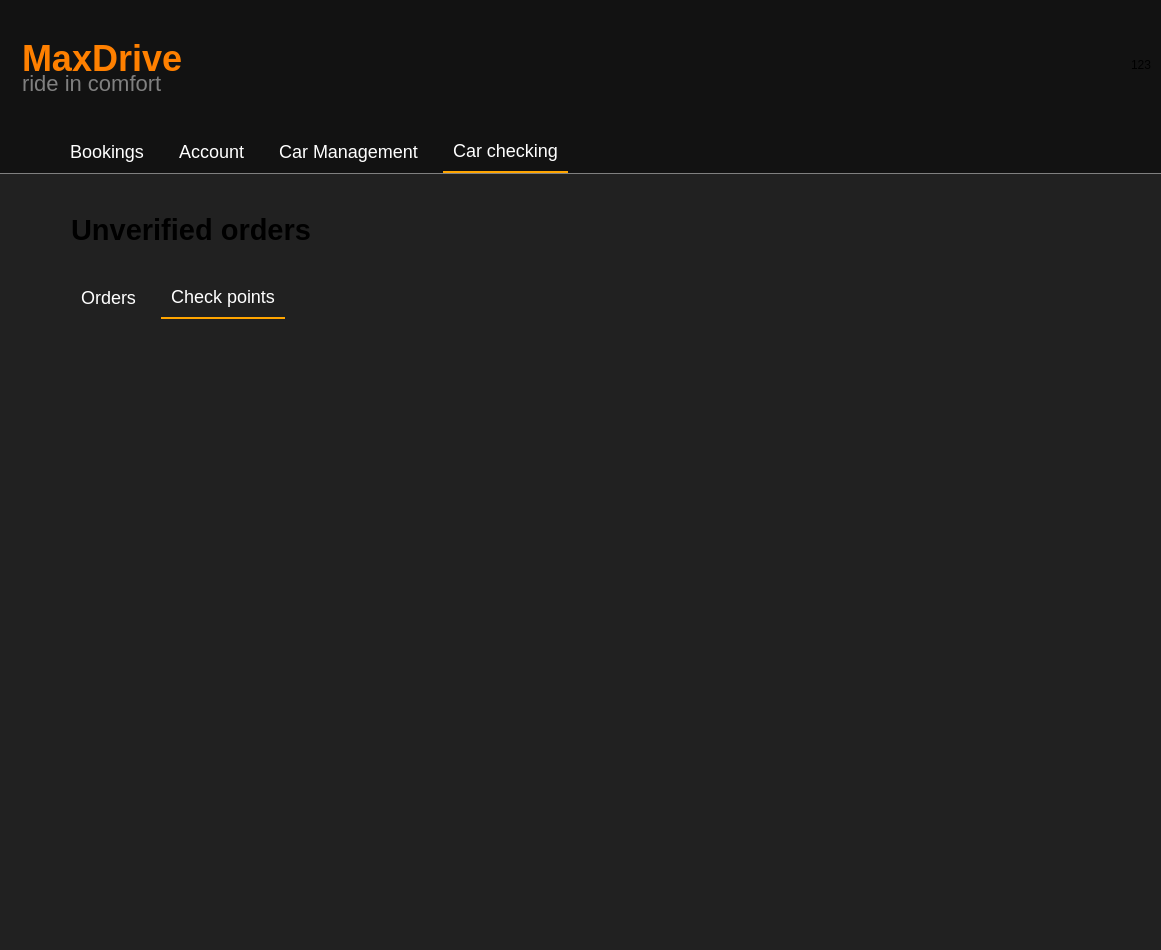
The window that mainwindow.ui (Maks2447/RentalCars) describes before a commit, drawn with Qt 5.
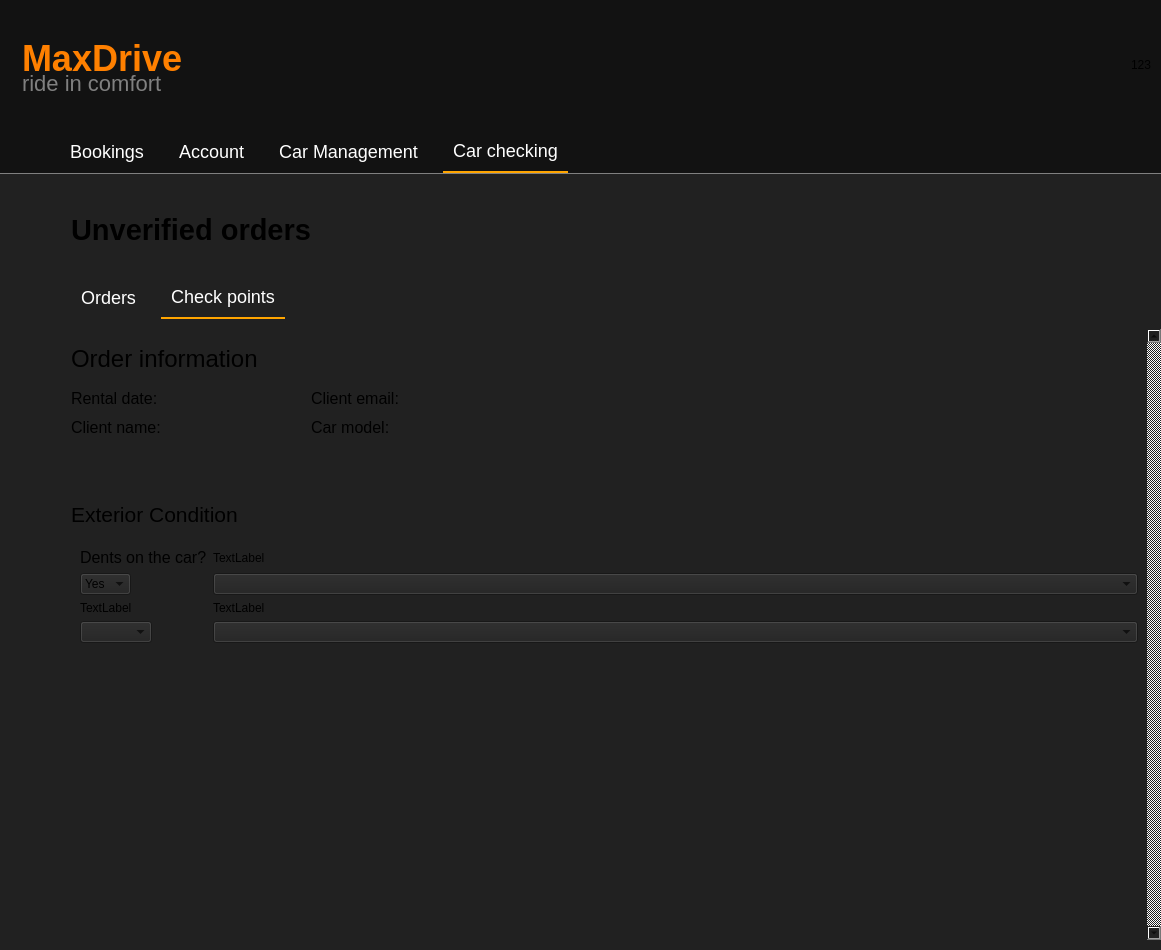
The same window after the commit. The open tabs and pages were chosen to show the change. Icons and pictures are not drawn.

```diff
--- a/mainwindow.ui
+++ b/mainwindow.ui
@@ -4013,8 +4013,7 @@
 QTabBar::tab {
     background-color: #212121;
     color: white;
-    padding: 10px 10px;
-	margin-left: 15px;
+    padding: 10px 10px; 
     border: none;
 }
 
@@ -4089,9 +4088,281 @@
                   </layout>
                  </widget>
                  <widget class="QWidget" name="CarChecking_points_tab">
+                  <property name="enabled">
+                   <bool>true</bool>
+                  </property>
                   <attribute name="title">
                    <string>Check points</string>
                   </attribute>
+                  <layout class="QVBoxLayout" name="verticalLayout_29">
+                   <property name="spacing">
+                    <number>5</number>
+                   </property>
+                   <property name="leftMargin">
+                    <number>0</number>
+                   </property>
+                   <property name="topMargin">
+                    <number>10</number>
+                   </property>
+                   <property name="rightMargin">
+                    <number>0</number>
+                   </property>
+                   <property name="bottomMargin">
+                    <number>10</number>
+                   </property>
+                   <item>
+                    <widget class="QScrollArea" name="scrollArea_7">
+                     <property name="styleSheet">
+                      <string notr="true">QScrollArea {
+	border: none;
+}</string>
+                     </property>
+                     <property name="verticalScrollBarPolicy">
+                      <enum>Qt::ScrollBarPolicy::ScrollBarAlwaysOn</enum>
+                     </property>
+                     <property name="widgetResizable">
+                      <bool>true</bool>
+                     </property>
+                     <widget class="QWidget" name="scrollAreaWidgetContents_8">
+                      <property name="geometry">
+                       <rect>
+                        <x>0</x>
+                        <y>0</y>
+                        <width>1073</width>
+                        <height>605</height>
+                       </rect>
+                      </property>
+                      <layout class="QVBoxLayout" name="verticalLayout_30" stretch="1,0,1,0">
+                       <property name="spacing">
+                        <number>0</number>
+                       </property>
+                       <property name="leftMargin">
+                        <number>0</number>
+                       </property>
+                       <property name="topMargin">
+                        <number>0</number>
+                       </property>
+                       <property name="rightMargin">
+                        <number>0</number>
+                       </property>
+                       <property name="bottomMargin">
+                        <number>10</number>
+                       </property>
+                       <item>
+                        <widget class="QLabel" name="label_2">
+                         <property name="maximumSize">
+                          <size>
+                           <width>16777215</width>
+                           <height>60</height>
+                          </size>
+                         </property>
+                         <property name="font">
+                          <font>
+                           <pointsize>18</pointsize>
+                          </font>
+                         </property>
+                         <property name="text">
+                          <string>Order information</string>
+                         </property>
+                        </widget>
+                       </item>
+                       <item>
+                        <widget class="QWidget" name="widget_2" native="true">
+                         <property name="minimumSize">
+                          <size>
+                           <width>0</width>
+                           <height>0</height>
+                          </size>
+                         </property>
+                         <property name="maximumSize">
+                          <size>
+                           <width>16777215</width>
+                           <height>100</height>
+                          </size>
+                         </property>
+                         <layout class="QFormLayout" name="formLayout_4">
+                          <property name="horizontalSpacing">
+                           <number>150</number>
+                          </property>
+                          <property name="verticalSpacing">
+                           <number>10</number>
+                          </property>
+                          <property name="leftMargin">
+                           <number>0</number>
+                          </property>
+                          <property name="topMargin">
+                           <number>0</number>
+                          </property>
+                          <property name="rightMargin">
+                           <number>0</number>
+                          </property>
+                          <item row="0" column="0">
+                           <widget class="QLabel" name="label_8">
+                            <property name="font">
+                             <font>
+                              <pointsize>12</pointsize>
+                              <bold>false</bold>
+                             </font>
+                            </property>
+                            <property name="text">
+                             <string>Rental date:</string>
+                            </property>
+                           </widget>
+                          </item>
+                          <item row="0" column="1">
+                           <widget class="QLabel" name="label_11">
+                            <property name="font">
+                             <font>
+                              <pointsize>12</pointsize>
+                             </font>
+                            </property>
+                            <property name="text">
+                             <string>Client email:</string>
+                            </property>
+                           </widget>
+                          </item>
+                          <item row="1" column="0">
+                           <widget class="QLabel" name="label_9">
+                            <property name="maximumSize">
+                             <size>
+                              <width>16777215</width>
+                              <height>20</height>
+                             </size>
+                            </property>
+                            <property name="font">
+                             <font>
+                              <pointsize>12</pointsize>
+                             </font>
+                            </property>
+                            <property name="text">
+                             <string>Client name:</string>
+                            </property>
+                           </widget>
+                          </item>
+                          <item row="1" column="1">
+                           <widget class="QLabel" name="label_10">
+                            <property name="maximumSize">
+                             <size>
+                              <width>16777215</width>
+                              <height>20</height>
+                             </size>
+                            </property>
+                            <property name="font">
+                             <font>
+                              <pointsize>12</pointsize>
+                             </font>
+                            </property>
+                            <property name="text">
+                             <string>Car model:</string>
+                            </property>
+                           </widget>
+                          </item>
+                         </layout>
+                        </widget>
+                       </item>
+                       <item>
+                        <widget class="QLabel" name="label_3">
+                         <property name="minimumSize">
+                          <size>
+                           <width>0</width>
+                           <height>50</height>
+                          </size>
+                         </property>
+                         <property name="maximumSize">
+                          <size>
+                           <width>16777215</width>
+                           <height>50</height>
+                          </size>
+                         </property>
+                         <property name="font">
+                          <font>
+                           <pointsize>16</pointsize>
+                          </font>
+                         </property>
+                         <property name="text">
+                          <string>Exterior Condition</string>
+                         </property>
+                        </widget>
+                       </item>
+                       <item>
+                        <widget class="QWidget" name="widget_3" native="true">
+                         <property name="minimumSize">
+                          <size>
+                           <width>0</width>
+                           <height>0</height>
+                          </size>
+                         </property>
+                         <property name="maximumSize">
+                          <size>
+                           <width>16777215</width>
+                           <height>700</height>
+                          </size>
+                         </property>
+                         <layout class="QFormLayout" name="formLayout_7">
+                          <item row="0" column="0">
+                           <widget class="QLabel" name="label_4">
+                            <property name="font">
+                             <font>
+                              <pointsize>12</pointsize>
+                             </font>
+                            </property>
+                            <property name="text">
+                             <string>Dents on the car?</string>
+                            </property>
+                           </widget>
+                          </item>
+                          <item row="0" column="1">
+                           <widget class="QLabel" name="label_5">
+                            <property name="text">
+                             <string>TextLabel</string>
+                            </property>
+                           </widget>
+                          </item>
+                          <item row="1" column="0">
+                           <widget class="QComboBox" name="comboBox">
+                            <item>
+                             <property name="text">
+                              <string>Yes</string>
+                             </property>
+                            </item>
+                            <item>
+                             <property name="text">
+                              <string>No</string>
+                             </property>
+                            </item>
+                           </widget>
+                          </item>
+                          <item row="1" column="1">
+                           <widget class="QComboBox" name="comboBox_2"/>
+                          </item>
+                          <item row="2" column="0">
+                           <widget class="QLabel" name="label_6">
+                            <property name="text">
+                             <string>TextLabel</string>
+                            </property>
+                           </widget>
+                          </item>
+                          <item row="2" column="1">
+                           <widget class="QLabel" name="label_7">
+                            <property name="text">
+                             <string>TextLabel</string>
+                            </property>
+                           </widget>
+                          </item>
+                          <item row="3" column="0">
+                           <widget class="QComboBox" name="comboBox_3"/>
+                          </item>
+                          <item row="3" column="1">
+                           <widget class="QComboBox" name="comboBox_4"/>
+                          </item>
+                         </layout>
+                        </widget>
+                       </item>
+                      </layout>
+                     </widget>
+                    </widget>
+                   </item>
+                  </layout>
                  </widget>
                 </widget>
                </item>
```
Left out of the diff: 28 changed lines with no effect on the pictures.
